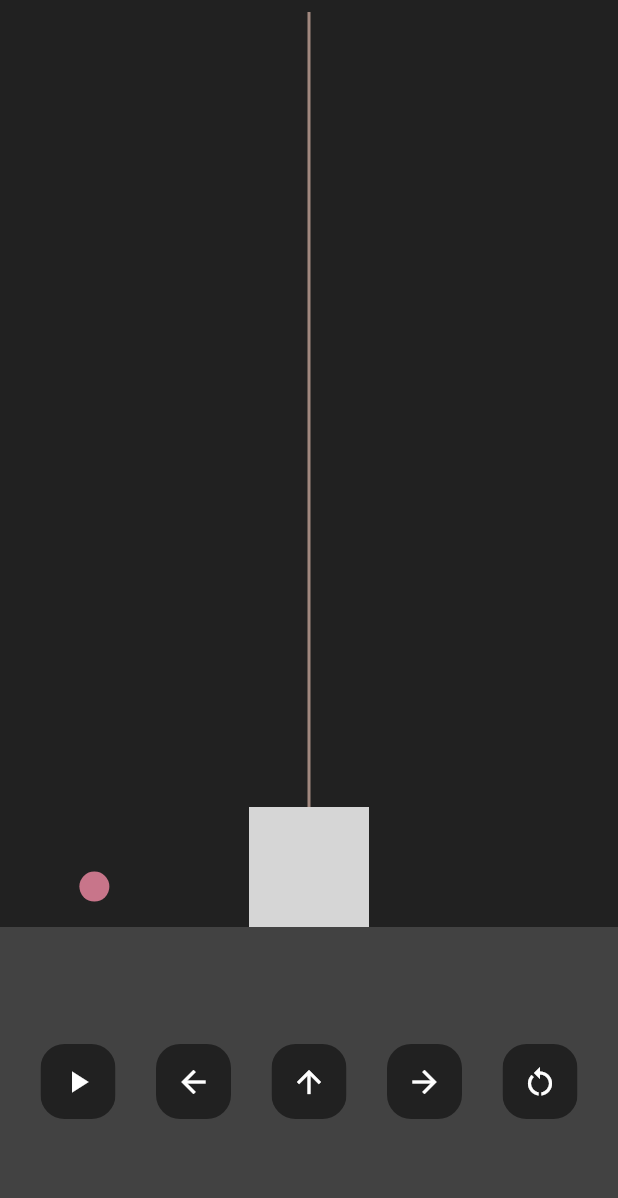
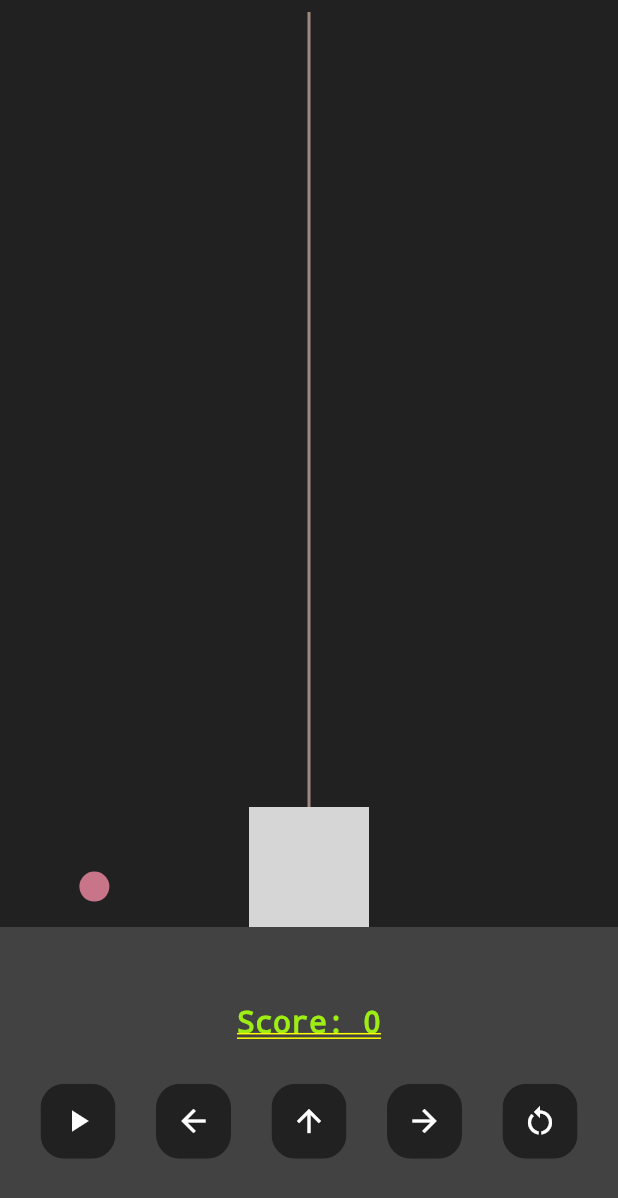
Before and after one commit to Rizz-33/Bubble-Trouble, a Flutter app: the screen it shows after launch, after a tap on the "arrow upward" icon, on a phone screen of 412 x 824 dp. Shown: the top 1198 px of the screen. Run offline on Flutter 3.47's test engine with Material 3 defaults, Android fonts, the phone set to English and light mode, and no system bars; grey boxes are pictures that could not be loaded.

Commit message:
style: colors

```diff
--- a/lib/home.dart
+++ b/lib/home.dart
@@ -7,14 +7,14 @@ import 'package:bubble_trouble/player.dart';
 import 'package:flutter/material.dart';
 import 'package:flutter/services.dart';
 
+enum Direction { LEFT, RIGHT }
+
 class HomePage extends StatefulWidget {
   const HomePage({Key? key}) : super(key: key);
 
   @override
   State<HomePage> createState() => _HomePageState();
 }
-
-enum Direction { LEFT, RIGHT }
 
 class _HomePageState extends State<HomePage> {
   double X = 0;
@@ -24,6 +24,7 @@ class _HomePageState extends State<HomePage> {
   double bX = 0.5;
   double bY = 1;
   var ballDirection = Direction.LEFT;
+  int score = 0;
 
   void startGame() {
     double time = 0;
@@ -69,12 +70,12 @@ class _HomePageState extends State<HomePage> {
       context: context,
       builder: (BuildContext context) {
         return AlertDialog(
-          backgroundColor: Color.fromARGB(255, 187, 12, 0),
+          backgroundColor: Color.fromARGB(255, 158, 238, 20),
           title: Center(
             child: Text(
               "You've Lost!\nRestart the game...",
               style: TextStyle(
-                color: Colors.white,
+                color: Colors.black,
                 fontWeight: FontWeight.bold,
               ),
             ),
@@ -123,6 +124,9 @@ class _HomePageState extends State<HomePage> {
           resetMissile();
           bX = 5;
           timer.cancel();
+          setState(() {
+            score += 1;
+          });
         }
       });
     }
@@ -157,6 +161,7 @@ class _HomePageState extends State<HomePage> {
       bX = 0.5;
       bY = 1;
       ballDirection = Direction.LEFT;
+      score = 0;
     });
   }
 
@@ -195,7 +200,19 @@ class _HomePageState extends State<HomePage> {
           Expanded(
             child: Container(
               color: Colors.grey[800],
-              child: Row(
+              child: Column(
+                mainAxisAlignment: MainAxisAlignment.center,
+                children: [
+                  Text(
+                    'Score: $score',
+                    style: const TextStyle(
+                      fontSize: 20,
+                      fontWeight: FontWeight.bold,
+                      color: Color.fromARGB(255, 158, 238, 20),
+                    ),
+                  ),
+                  SizedBox(height: 30,),
+                  Row(
                     mainAxisAlignment: MainAxisAlignment.spaceEvenly,
                     children: [
                       MyButton(icon: Icons.play_arrow, function: startGame),
@@ -205,6 +222,8 @@ class _HomePageState extends State<HomePage> {
                       MyButton(icon: Icons.restart_alt, function: restartGame),
                     ],
                   ),
+                ],
+              ),
             ),
           ),
         ],
```
Lines whose indentation alone changed are shown as unchanged.
